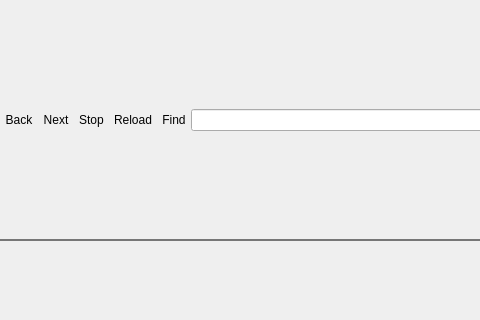
The window that ryouko_lib/mainwindow.ui (yusumishi/ryouko) describes before a commit, drawn with Qt 5; both pictures show x 0 to 480 and y 0 to 320 of the 832 by 480 pixel window.
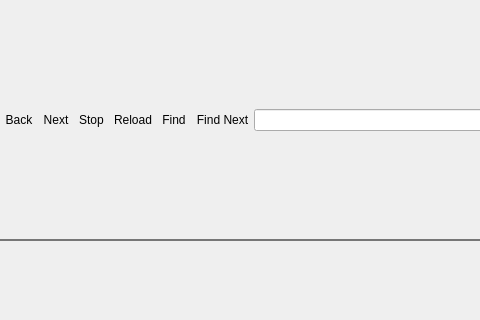
The same window after the commit.

Commit message: Updated with find next button. On browser start, new tab page is loaded. New tab page includes a search with your default search engine.

What changed in the file:
```diff
--- a/ryouko_lib/mainwindow.ui
+++ b/ryouko_lib/mainwindow.ui
@@ -164,6 +164,19 @@
               </property>
              </widget>
             </item>
+            <item>
+             <widget class="QPushButton" name="findNextButton">
+              <property name="focusPolicy">
+               <enum>Qt::TabFocus</enum>
+              </property>
+              <property name="toolTip">
+               <string>&lt;b&gt;Find Next&lt;/b&gt;&lt;br&gt;Ctrl+G</string>
+              </property>
+              <property name="text">
+               <string>Find Next</string>
+              </property>
+             </widget>
+            </item>
             <item>
              <widget class="QLineEdit" name="urlBar">
               <property name="toolTip">
```
The commit also changes 3 other files.
